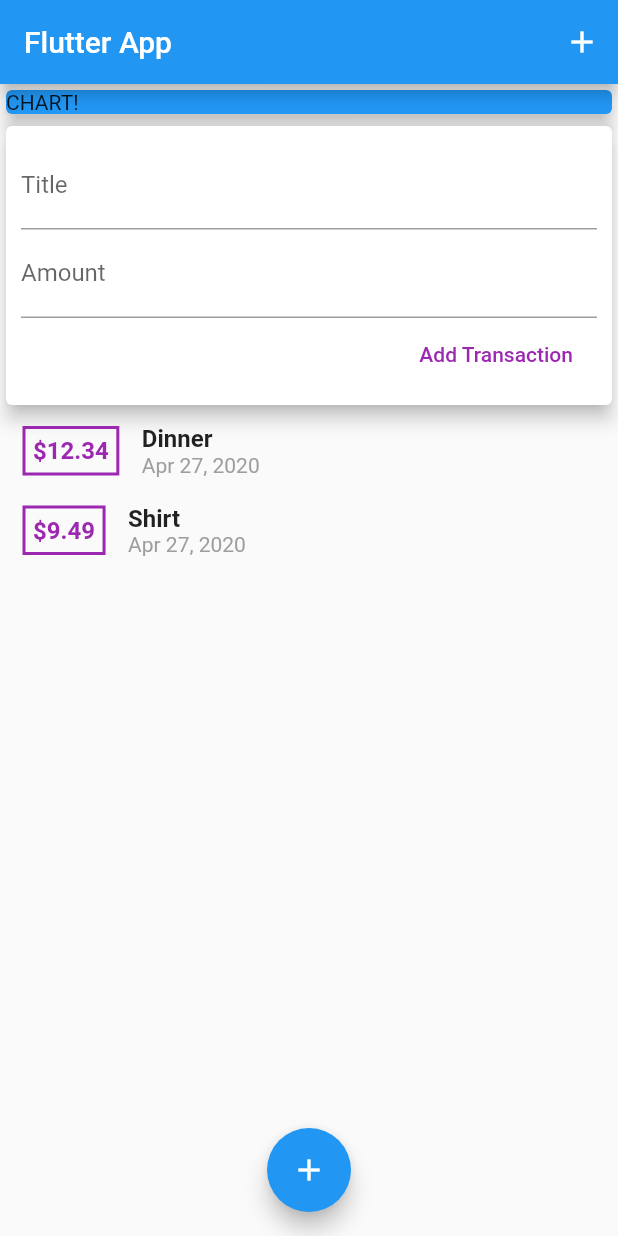
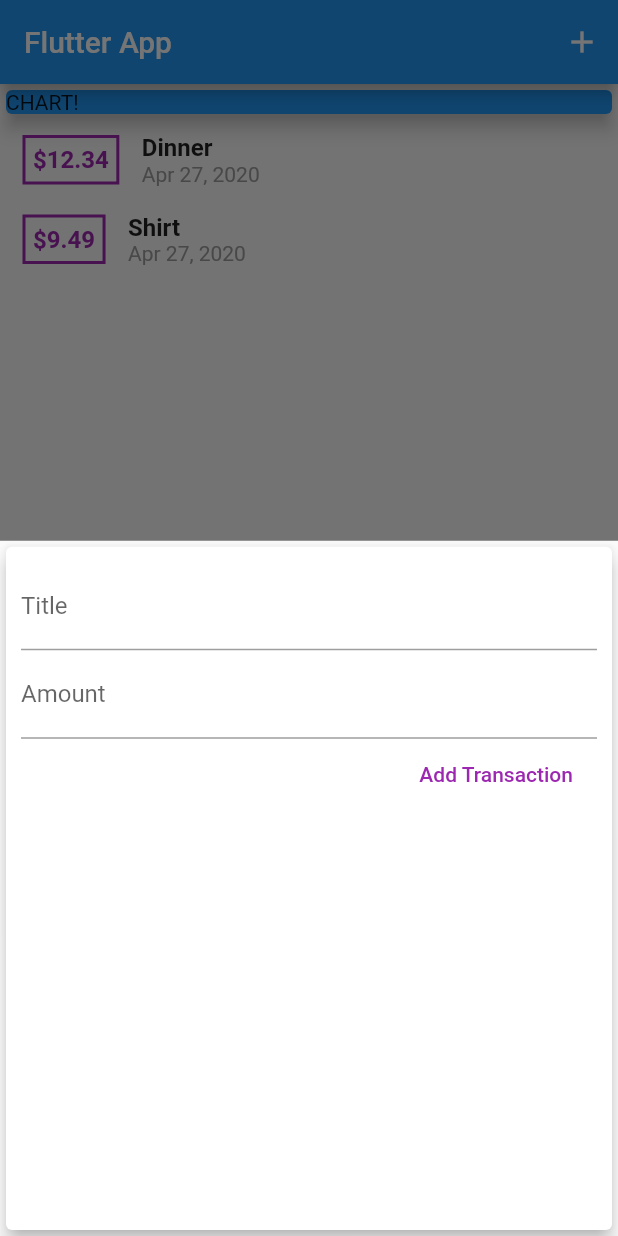
Before and after one commit to vikgupta/flutter-dart, a Flutter app: the screen it shows after launch, after a tap on the "add" icon, on a phone screen of 412 x 824 dp. Run offline on Flutter 3.47's test engine with Material 2 defaults, Android fonts, the phone set to English and light mode, and no system bars.

```diff
--- a/expense_app/lib/main.dart
+++ b/expense_app/lib/main.dart
@@ -1,6 +1,11 @@
 import 'package:flutter/material.dart';
 
-import './widgets/user_transactions.dart';
+// import the required widgets
+import './widgets/transaction_list.dart';
+import './widgets/new_transaction.dart';
+
+// import the needed models
+import './models/transaction.dart';
 
 void main() => runApp(MyApp());
 
@@ -14,7 +19,53 @@ class MyApp extends StatelessWidget {
   }
 }
 
-class MyHomePage extends StatelessWidget {
+class MyHomePage extends StatefulWidget {
+
+  @override
+  _MyHomePageState createState() => _MyHomePageState();
+}
+
+class _MyHomePageState extends State<MyHomePage> {
+  final List<Transaction> _userTransactions = [
+    Transaction(
+      id: 't1',
+      title: 'Dinner',
+      amount: 12.34,
+      date: DateTime.now()
+    ),
+    Transaction(
+      id: 't2',
+      title: 'Shirt',
+      amount: 9.49,
+      date: DateTime.now()
+    ),
+  ];
+
+  void _addNewTransaction(String txTitle, String txAmount) {
+    final newTx = Transaction(
+      title: txTitle,
+      amount: double.parse(txAmount),
+      date: DateTime.now(),
+      id: DateTime.now().toString()
+    );
+
+    setState(() {
+      _userTransactions.add(newTx);
+    });
+  }
+
+  void _startAddNewTransaction(BuildContext ctx) {
+    showModalBottomSheet(
+      context: ctx,
+      builder: (_) {
+        return GestureDetector(
+          child: NewTransaction(_addNewTransaction),
+          onTap: () {},
+          behavior: HitTestBehavior.opaque,
+        );
+      }
+    );
+  }
 
   @override
   Widget build(BuildContext context) {
@@ -24,7 +75,7 @@ class MyHomePage extends StatelessWidget {
         actions: <Widget>[
           IconButton(
             icon: Icon(Icons.add),
-            onPressed: () {},
+            onPressed: () => _startAddNewTransaction(context),
           )
         ],
       ),
@@ -41,14 +92,14 @@ class MyHomePage extends StatelessWidget {
                 elevation: 5,
               ),
             ),
-            UserTransactions(),
+            TransactionList(_userTransactions),
           ],
         ),
       ),
       floatingActionButtonLocation: FloatingActionButtonLocation.centerFloat,
       floatingActionButton: FloatingActionButton(
         child: Icon(Icons.add),
-        onPressed: () {},
+        onPressed: () => _startAddNewTransaction(context),
       ),
     );
   }
--- a/expense_app/lib/widgets/new_transaction.dart
+++ b/expense_app/lib/widgets/new_transaction.dart
@@ -1,16 +1,29 @@
 import 'package:flutter/material.dart';
 
-class NewTransaction extends StatelessWidget {
+class NewTransaction extends StatefulWidget {
   final Function addTransactionHandler;
-  final titleController = TextEditingController();
-  final amountController = TextEditingController();
 
   NewTransaction(this.addTransactionHandler);
 
+  @override
+  _NewTransactionState createState() => _NewTransactionState();
+}
+
+class _NewTransactionState extends State<NewTransaction> {
+  final titleController = TextEditingController();
+
+  final amountController = TextEditingController();
+
   void txHandler() {
-    if(titleController.text.isNotEmpty && amountController.text.isNotEmpty) {
-      addTransactionHandler(titleController.text, amountController.text);
+    if(titleController.text.isEmpty || amountController.text.isEmpty) {
+      return;
     }
+
+    // widget is available to get handle of the underlying widget
+    widget.addTransactionHandler(titleController.text, amountController.text);
+
+    // context is available to get the context property of the underlying widget
+    Navigator.of(context).pop();
   }
 
   @override
--- a/expense_app/lib/widgets/user_transactions.dart
+++ /dev/null
@@ -1,53 +0,0 @@
-import 'package:flutter/material.dart';
-
-// import the needed widgets
-import './new_transaction.dart';
-import './transaction_list.dart';
-
-// import the needed models
-import '../models/transaction.dart';
-
-class UserTransactions extends StatefulWidget {
-  @override
-  _UserTransactionsState createState() => _UserTransactionsState();
-}
-
-class _UserTransactionsState extends State<UserTransactions> {
-  final List<Transaction> _userTransactions = [
-    Transaction(
-      id: 't1',
-      title: 'Dinner',
-      amount: 12.34,
-      date: DateTime.now()
-    ),
-    Transaction(
-      id: 't2',
-      title: 'Shirt',
-      amount: 9.49,
-      date: DateTime.now()
-    ),
-  ];
-
-  void _addNewTransaction(String txTitle, String txAmount) {
-    final newTx = Transaction(
-      title: txTitle,
-      amount: double.parse(txAmount),
-      date: DateTime.now(),
-      id: DateTime.now().toString()
-    );
-
-    setState(() {
-      _userTransactions.add(newTx);
-    });
-  }
-
-  @override
-  Widget build(BuildContext context) {
-    return Column(
-      children: <Widget>[
-        NewTransaction(_addNewTransaction),
-        TransactionList(_userTransactions)
-      ],
-    );
-  }
-}
```
